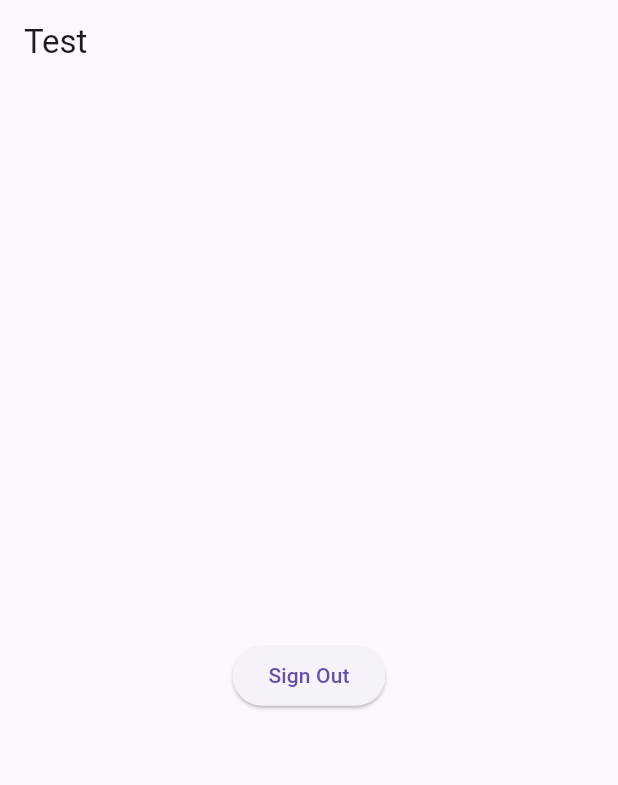
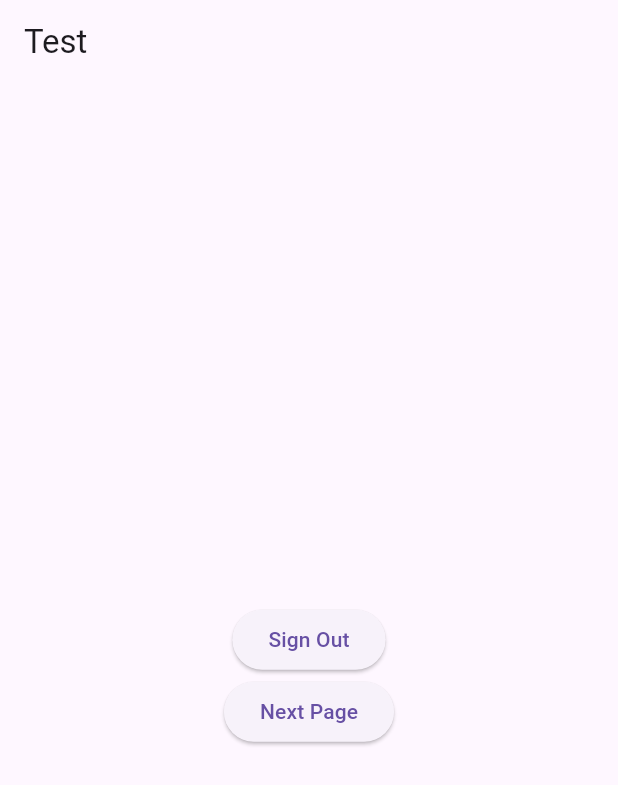
Before and after one commit to Trilla01/Basarsoft_App, a Flutter app: the screen it shows once a user with an empty profile is signed in, on a phone screen of 412 x 824 dp. Shown: the top 785 px of the screen. Run offline on Flutter 3.47's test engine with Material 3 defaults, Android fonts, the phone set to English and light mode, and no system bars; our stand-ins replace animated_splash_screen, firebase_auth, firebase_core, lottie; accounts and stored records are empty.

```diff
--- a/lib/pages/home_page.dart
+++ b/lib/pages/home_page.dart
@@ -1,6 +1,7 @@
 import 'package:flutter/material.dart';
 import 'package:firebase_auth/firebase_auth.dart';
 import 'package:flutter_application/auth.dart';
+import 'package:flutter_application/pages/live_map_screen.dart';
 
 class HomePage extends StatelessWidget {
   HomePage({super.key});
@@ -10,6 +11,11 @@ class HomePage extends StatelessWidget {
   Future<void> signOut() async{
     await Auth().signOut();
   }
+
+  Future<void> nextPage() async{
+    await Auth().signOut();
+  }
+
 
   Widget _title(){
     return const Text("Test");
@@ -24,6 +30,15 @@ class HomePage extends StatelessWidget {
      child: const Text("Sign Out")
      );
   }
+
+  Widget _nextPageButton(BuildContext context){
+    return ElevatedButton(onPressed: () {
+            Navigator.push(context, MaterialPageRoute(builder: (context) => const LiveMapScreen()));
+          },
+     child: const Text("Next Page")
+     );
+  }
+
   @override
   Widget build(BuildContext context) {
     return Scaffold(
@@ -39,6 +54,7 @@ class HomePage extends StatelessWidget {
           children: <Widget>[
             _userId(),
             _signOutButton(),
+            _nextPageButton(context),
           ],
         ),
       ),
```
